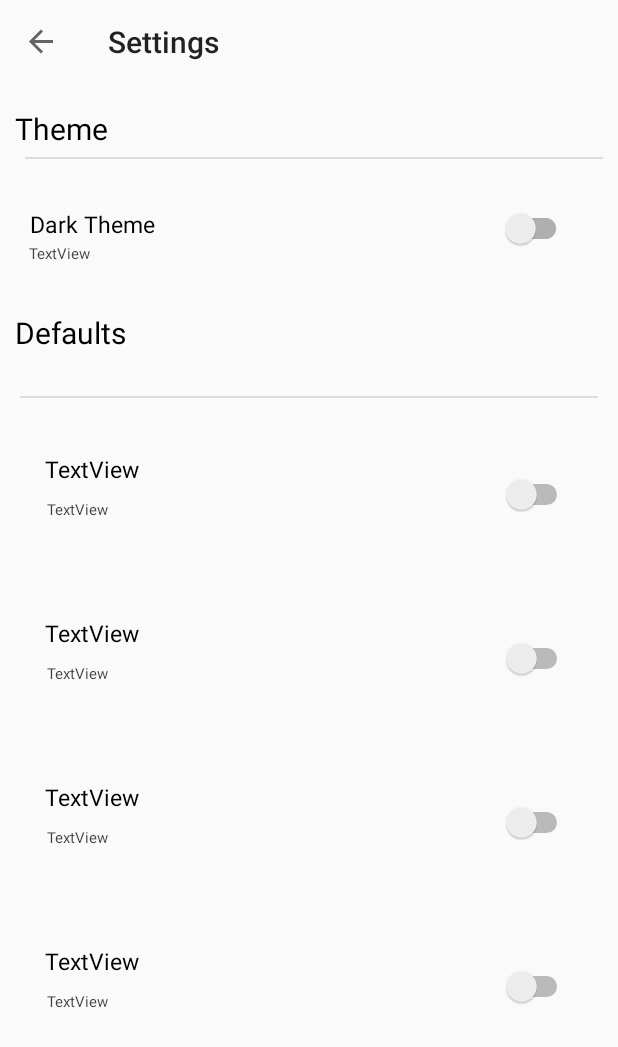
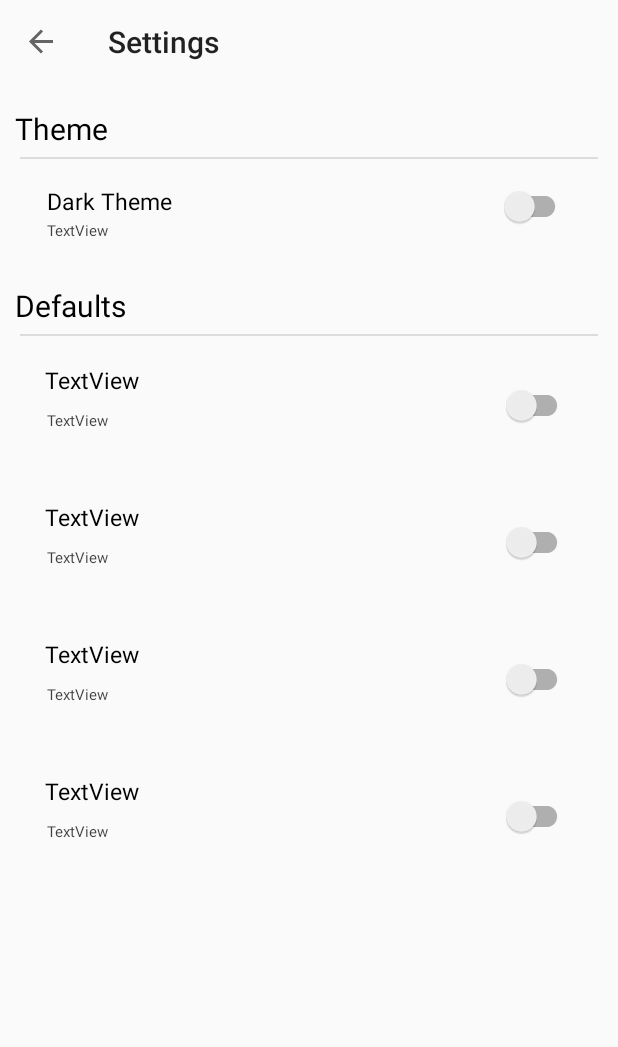
Before and after one commit to maxorozco213/FiveMoreMinutes, an Android app: the SettingsMenu screen opened through its navigation route, on a phone screen of 412 x 824 dp. Shown: the top 1047 px of the screen. Run offline under Robolectric (Android 15) with nearby library versions, the light colour scheme and no system bars; our stand-ins replace data binding, navigation-ui.

Commit message:
Changed switches to androidx library; Fixed minor alignment issues

```diff
--- a/android-fmm/app/src/main/res/layout/fragment_settings_menu.xml
+++ b/android-fmm/app/src/main/res/layout/fragment_settings_menu.xml
@@ -17,8 +17,8 @@
 
             <androidx.constraintlayout.widget.ConstraintLayout
                 android:id="@+id/constraintLayout"
-                android:layout_width="383dp"
-                android:layout_height="91dp"
+                android:layout_width="381dp"
+                android:layout_height="73dp"
                 app:layout_constraintBottom_toTopOf="@+id/defaults_header_text"
                 app:layout_constraintEnd_toEndOf="parent"
                 app:layout_constraintStart_toStartOf="parent"
@@ -34,7 +34,7 @@
                     android:text="TextView"
                     app:layout_constraintBottom_toBottomOf="parent"
                     app:layout_constraintEnd_toEndOf="parent"
-                    app:layout_constraintHorizontal_bias="0.014"
+                    app:layout_constraintHorizontal_bias="0.047"
                     app:layout_constraintStart_toStartOf="parent"
                     app:layout_constraintTop_toBottomOf="@+id/theme_settings_title"
                     app:layout_constraintVertical_bias="0.0" />
@@ -48,10 +48,10 @@
                     android:text="@string/enable_dark_theme"
                     app:layout_constraintBottom_toBottomOf="parent"
                     app:layout_constraintEnd_toStartOf="@+id/darkModeToggle"
-                    app:layout_constraintHorizontal_bias="0.0"
+                    app:layout_constraintHorizontal_bias="0.048"
                     app:layout_constraintStart_toStartOf="parent"
                     app:layout_constraintTop_toTopOf="parent"
-                    app:layout_constraintVertical_bias="0.436" />
+                    app:layout_constraintVertical_bias="0.301" />
 
                 <androidx.appcompat.widget.SwitchCompat
                     android:id="@+id/darkModeToggle"
@@ -62,7 +62,7 @@
                     app:layout_constraintHorizontal_bias="0.951"
                     app:layout_constraintStart_toStartOf="parent"
                     app:layout_constraintTop_toTopOf="parent"
-                    app:layout_constraintVertical_bias="0.484" />
+                    app:layout_constraintVertical_bias="0.347" />
             </androidx.constraintlayout.widget.ConstraintLayout>
 
             <TextView
@@ -79,7 +79,7 @@
                 app:layout_constraintHorizontal_bias="0.028"
                 app:layout_constraintStart_toStartOf="parent"
                 app:layout_constraintTop_toTopOf="parent"
-                app:layout_constraintVertical_bias="1.0" />
+                app:layout_constraintVertical_bias="0.0" />
 
             <View
                 android:id="@+id/divider"
@@ -90,7 +90,6 @@
                 android:background="?android:attr/listDivider"
                 app:layout_constraintBottom_toTopOf="@+id/constraintLayout"
                 app:layout_constraintEnd_toEndOf="parent"
-                app:layout_constraintHorizontal_bias="0.615"
                 app:layout_constraintStart_toStartOf="parent"
                 app:layout_constraintTop_toTopOf="parent"
                 app:layout_constraintVertical_bias="1.0" />
@@ -101,10 +100,8 @@
                 android:layout_width="wrap_content"
                 android:layout_height="wrap_content"
                 android:layout_marginTop="84dp"
-                android:layout_marginBottom="5dp"
                 android:text="@string/defaults_header_settings"
                 android:textColor="@color/defaultTextColor"
-                app:layout_constraintBottom_toTopOf="@+id/divider2"
                 app:layout_constraintEnd_toEndOf="parent"
                 app:layout_constraintHorizontal_bias="0.029"
                 app:layout_constraintStart_toStartOf="parent"
@@ -162,7 +159,7 @@
                         app:layout_constraintStart_toStartOf="parent"
                         app:layout_constraintVertical_bias="0.384" />
 
-                    <Switch
+                    <androidx.appcompat.widget.SwitchCompat
                         android:id="@+id/switch2"
                         android:layout_width="wrap_content"
                         android:layout_height="wrap_content"
@@ -171,8 +168,7 @@
                         app:layout_constraintHorizontal_bias="0.953"
                         app:layout_constraintStart_toStartOf="parent"
                         app:layout_constraintTop_toTopOf="parent"
-                        app:layout_constraintVertical_bias="0.509"
-                        tools:ignore="UseSwitchCompatOrMaterialXml" />
+                        app:layout_constraintVertical_bias="0.509" />
                 </androidx.constraintlayout.widget.ConstraintLayout>
             </LinearLayout>
     <!--Vibration-->
@@ -216,7 +212,7 @@
                         app:layout_constraintStart_toStartOf="parent"
                         app:layout_constraintVertical_bias="0.384" />
 
-                    <Switch
+                    <androidx.appcompat.widget.SwitchCompat
                         android:id="@+id/vibration_default_toggle"
                         android:layout_width="wrap_content"
                         android:layout_height="wrap_content"
@@ -225,8 +221,7 @@
                         app:layout_constraintHorizontal_bias="0.953"
                         app:layout_constraintStart_toStartOf="parent"
                         app:layout_constraintTop_toTopOf="parent"
-                        app:layout_constraintVertical_bias="0.509"
-                        tools:ignore="UseSwitchCompatOrMaterialXml" />
+                        app:layout_constraintVertical_bias="0.509" />
                 </androidx.constraintlayout.widget.ConstraintLayout>
             </LinearLayout>
     <!--Interval-->
@@ -271,7 +266,7 @@
                         app:layout_constraintStart_toStartOf="parent"
                         app:layout_constraintVertical_bias="0.384" />
 
-                    <Switch
+                    <androidx.appcompat.widget.SwitchCompat
                         android:id="@+id/interval_default_toggle"
                         android:layout_width="wrap_content"
                         android:layout_height="wrap_content"
@@ -280,8 +275,7 @@
                         app:layout_constraintHorizontal_bias="0.953"
                         app:layout_constraintStart_toStartOf="parent"
                         app:layout_constraintTop_toTopOf="parent"
-                        app:layout_constraintVertical_bias="0.509"
-                        tools:ignore="UseSwitchCompatOrMaterialXml" />
+                        app:layout_constraintVertical_bias="0.509" />
                 </androidx.constraintlayout.widget.ConstraintLayout>
             </LinearLayout>
     <!--Count-->
@@ -326,7 +320,7 @@
                         app:layout_constraintStart_toStartOf="parent"
                         app:layout_constraintVertical_bias="0.384" />
 
-                    <Switch
+                    <androidx.appcompat.widget.SwitchCompat
                         android:id="@+id/count_default_toggle"
                         android:layout_width="wrap_content"
                         android:layout_height="wrap_content"
@@ -335,8 +329,7 @@
                         app:layout_constraintHorizontal_bias="0.953"
                         app:layout_constraintStart_toStartOf="parent"
                         app:layout_constraintTop_toTopOf="parent"
-                        app:layout_constraintVertical_bias="0.509"
-                        tools:ignore="UseSwitchCompatOrMaterialXml" />
+                        app:layout_constraintVertical_bias="0.509" />
                 </androidx.constraintlayout.widget.ConstraintLayout>
             </LinearLayout>
 
```
